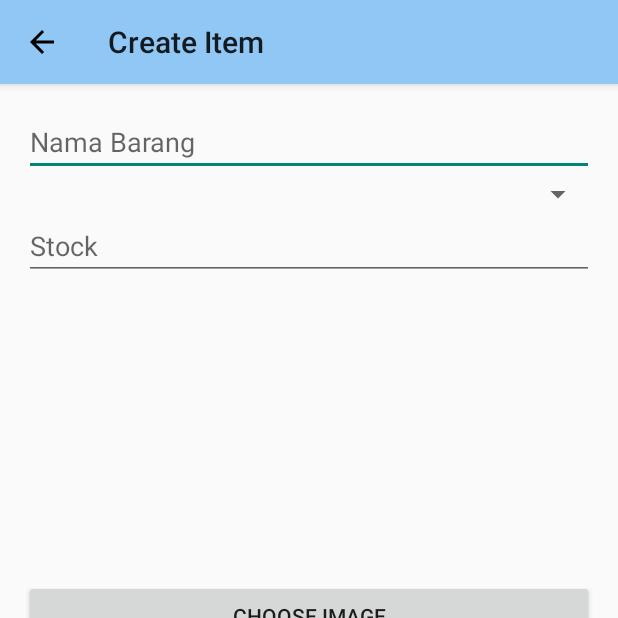
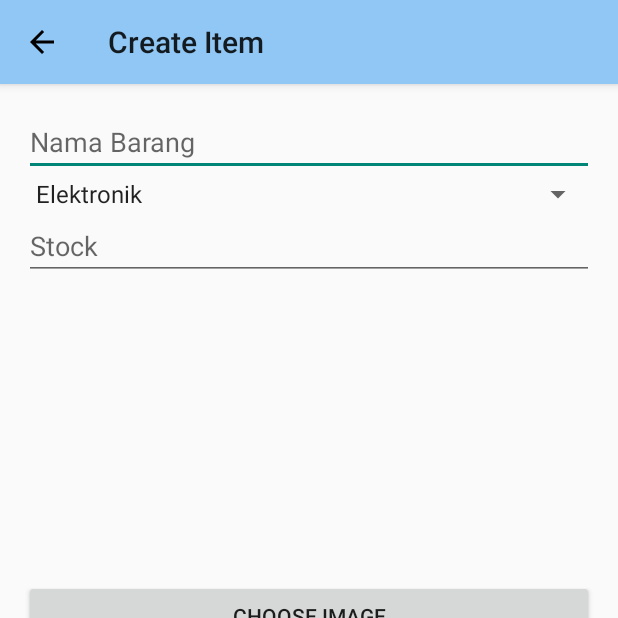
Before and after one commit to Ricomessi/Warehouse-Mobile, an Android app: the CreateBarangActivity screen opened directly, with no data from a screen before it, on a phone screen of 412 x 824 dp, the top half of it. Run offline under Robolectric (Android 15) with nearby library versions, the phone set to English and light mode, and no system bars; our stand-ins replace Firebase (no records; nobody signed in at launch, a user with empty details on screens opened directly).

Commit message:
Update strings.xml

```diff
--- a/app/src/main/res/values/strings.xml
+++ b/app/src/main/res/values/strings.xml
@@ -16,4 +16,16 @@
     <string name="menu_gallery">Table Barang</string>
     <string name="menu_slideshow">Profile</string>
     <string name="menu_logout">Log Out</string>
+
+    <string name="warehouse">Warehouse</string>
+    <string-array name="jenis_barang_array">
+        <item>Elektronik</item>
+        <item>Pakaian</item>
+        <item>Makanan</item>
+        <item>Alat Tulis</item>
+        <item>Otomotif</item>
+        <item>Mainan</item>
+        <item>Barang Antik</item>
+        <item>Perabotan</item>
+    </string-array>
 </resources>
```
